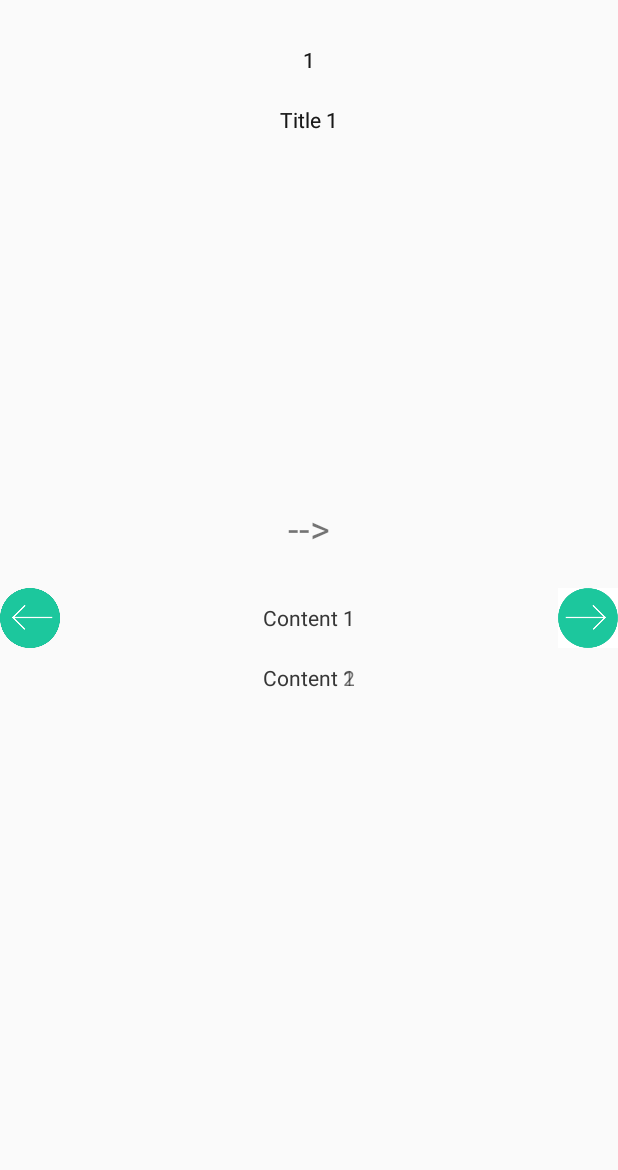
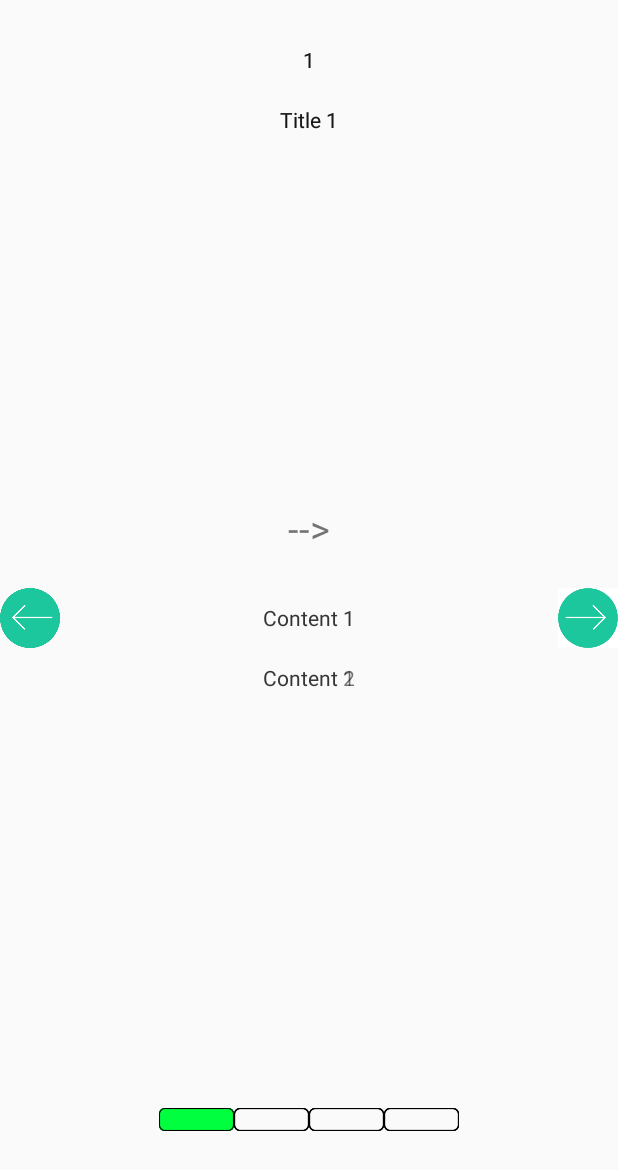
Before and after one commit to AwesomeFlax/RememberEverything, an Android app: the Gallery screen opened directly, with no data from a screen before it, on a phone screen of 412 x 824 dp. Shown: the top 1170 px of the screen. Run offline under Robolectric (Android 15) with nearby library versions, the phone set to English and light mode, and no system bars.

Commit message:
progress bar

```diff
--- a/app/src/main/java/com/example/denis/remembereverything/Gallery.java
+++ b/app/src/main/java/com/example/denis/remembereverything/Gallery.java
@@ -4,6 +4,7 @@ import android.app.Activity;
 import android.content.Intent;
 import android.os.AsyncTask;
 import android.os.Bundle;
+import android.support.annotation.Nullable;
 import android.util.Log;
 import android.view.View;
 import android.widget.ImageButton;
@@ -36,6 +37,11 @@ public class Gallery extends Activity
     int _INT_date_counter = 0;
     int _INT_translate_counter = 0;
 
+    int date_cells;
+    int translate_cells;
+    int definition_cells;
+
+
     //поля для определений
     TextView definition_counter;
     TextView definition_title;
@@ -64,6 +70,7 @@ public class Gallery extends Activity
     ImageButton translate_back;
 
     Object[] flags = new Object[10];
+    ImageView[] cells_array = new ImageView[12];
 
 
     @Override
@@ -122,15 +129,23 @@ public class Gallery extends Activity
         flags[8] = R.drawable.sweden;
         flags[9] = R.drawable.czechrepublic;
 
+        cells_array[0] = (ImageView) findViewById(R.id.cell_1);
+        cells_array[1] = (ImageView) findViewById(R.id.cell_2);
+        cells_array[2] = (ImageView) findViewById(R.id.cell_3);
+        cells_array[3] = (ImageView) findViewById(R.id.cell_4);
+        cells_array[4] = (ImageView) findViewById(R.id.cell_5);
+        cells_array[5] = (ImageView) findViewById(R.id.cell_6);
+        cells_array[6] = (ImageView) findViewById(R.id.cell_7);
+        cells_array[7] = (ImageView) findViewById(R.id.cell_8);
+        cells_array[8] = (ImageView) findViewById(R.id.cell_9);
+        cells_array[9] = (ImageView) findViewById(R.id.cell_10);
+        cells_array[10] = (ImageView) findViewById(R.id.cell_11);
+        cells_array[11] = (ImageView) findViewById(R.id.cell_12);
+
         //вкладочки
         TabHost tabs = (TabHost) findViewById(android.R.id.tabhost);
         tabs.setup();
         TabHost.TabSpec spec;
-
-        //инициализация первых записей
-        new getDefinitions().execute();
-        new getDates().execute();
-        new getTranslates().execute();
 
         //их настройка
         spec = tabs.newTabSpec("tag1");
@@ -149,6 +164,11 @@ public class Gallery extends Activity
         tabs.addTab(spec);
 
         tabs.setCurrentTab(0);
+
+        //инициализация первых записей
+        new getDefinitions().execute();
+        new getDates().execute();
+        new getTranslates().execute();
     }
 
     //счетчик, показывающий, какую запись показывать
@@ -298,6 +318,8 @@ public class Gallery extends Activity
                         {
                             definition_title.setText(fromBase64(Jasonobject.getString("term")));
                             definition_content.setText(fromBase64(Jasonobject.getString("definition")));
+                            definition_cells = Integer.valueOf(Jasonobject.getString("check"));
+                            fillAllTheCells();
                         }
 
                         local_counter++;
@@ -384,6 +406,9 @@ public class Gallery extends Activity
                         {
                             date_title.setText(fromBase64(Jasonobject.getString("term")));
                             date_content_1.setText(Jasonobject.getString("date_1"));
+                            date_cells = Integer.valueOf(Jasonobject.getString("check"));
+                            fillAllTheCells();
+
                             if (Jasonobject.getString("period").equals("1"))
                             {
                                 date_content_2.setVisibility(View.VISIBLE);
@@ -484,6 +509,8 @@ public class Gallery extends Activity
 
                             flag_1.setBackground(getResources().getDrawable((Integer) flags[Integer.valueOf(index_1)]));
                             flag_2.setBackground(getResources().getDrawable((Integer) flags[Integer.valueOf(index_2)]));
+                            translate_cells = Integer.valueOf(Jasonobject.getString("check"));
+                            fillAllTheCells();
                         }
 
                         local_counter++;
@@ -494,6 +521,48 @@ public class Gallery extends Activity
                 // TODO: handle exception
                 Log.e("log_tag", "Error! " + e.toString());
             }
+        }
+    }
+
+    public void fillAllTheCells()
+    {
+        for (int i = 0; i < 12; i++)
+            cells_array[i].setBackground(getResources().getDrawable(R.drawable.cell_empty));
+
+        for (int k = 1; k <= definition_cells; k++)
+        {
+            if (k == 1)
+                cells_array[8].setBackground(getResources().getDrawable(R.drawable.cell_full));
+            if (k == 2)
+                cells_array[9].setBackground(getResources().getDrawable(R.drawable.cell_full));
+            if (k == 3)
+                cells_array[10].setBackground(getResources().getDrawable(R.drawable.cell_full));
+            if (k == 4)
+                cells_array[11].setBackground(getResources().getDrawable(R.drawable.cell_full));
+        }
+
+        for (int k = 1; k <= translate_cells; k++)
+        {
+            if (k == 1)
+                cells_array[0].setBackground(getResources().getDrawable(R.drawable.cell_full));
+            if (k == 2)
+                cells_array[1].setBackground(getResources().getDrawable(R.drawable.cell_full));
+            if (k == 3)
+                cells_array[2].setBackground(getResources().getDrawable(R.drawable.cell_full));
+            if (k == 4)
+                cells_array[3].setBackground(getResources().getDrawable(R.drawable.cell_full));
+        }
+
+        for (int k = 1; k <= date_cells; k++)
+        {
+            if (k == 1)
+                cells_array[4].setBackground(getResources().getDrawable(R.drawable.cell_full));
+            if (k == 2)
+                cells_array[5].setBackground(getResources().getDrawable(R.drawable.cell_full));
+            if (k == 3)
+                cells_array[6].setBackground(getResources().getDrawable(R.drawable.cell_full));
+            if (k == 4)
+                cells_array[7].setBackground(getResources().getDrawable(R.drawable.cell_full));
         }
     }
 
--- a/app/src/main/res/layout/activity_gallery.xml
+++ b/app/src/main/res/layout/activity_gallery.xml
@@ -19,6 +19,188 @@
             android:id="@android:id/tabcontent"
             android:layout_width="match_parent"
             android:layout_height="match_parent">
+
+            <LinearLayout
+                android:id="@+id/tab1"
+                android:layout_width="match_parent"
+                android:layout_height="match_parent"
+                android:orientation="horizontal">
+
+                <ImageButton
+                    style="@style/AppTheme"
+                    android:layout_width="60dp"
+                    android:layout_height="40dp"
+                    android:id="@+id/definition_back"
+                    android:layout_weight="1"
+                    android:layout_gravity="center_vertical"
+                    android:background="@drawable/back_btn"/>
+
+                <FrameLayout
+                    android:layout_width="match_parent"
+                    android:layout_height="match_parent"
+                    android:layout_weight="4">
+
+                    <TextView
+                        android:layout_width="wrap_content"
+                        android:layout_height="wrap_content"
+                        android:text="1"
+                        android:id="@+id/definition_counter"
+                        android:layout_gravity="center_horizontal|top"
+                        android:layout_marginTop="30dp"/>
+
+                    <TextView
+                        android:layout_width="wrap_content"
+                        android:layout_height="wrap_content"
+                        android:id="@+id/definition_title"
+                        android:layout_gravity="center_horizontal|top"
+                        android:layout_marginTop="70dp"
+                        android:text="Title 1"/>
+
+                    <TextView
+                        android:layout_width="wrap_content"
+                        android:layout_height="wrap_content"
+                        android:text="Content 1"
+                        android:id="@+id/definition_content"
+                        android:layout_gravity="center"/>
+
+                    <LinearLayout
+                        android:orientation="horizontal"
+                        android:layout_width="wrap_content"
+                        android:layout_height="wrap_content"
+                        android:layout_gravity="center_horizontal|bottom"
+                        android:layout_marginBottom="70dp">
+
+                        <ImageView
+                            android:layout_width="50dp"
+                            android:layout_height="15dp"
+                            android:id="@+id/cell_9"
+                            android:background="@drawable/cell_full"/>
+
+                        <ImageView
+                            android:layout_width="50dp"
+                            android:layout_height="15dp"
+                            android:id="@+id/cell_10"
+                            android:background="@drawable/cell_empty"/>
+
+                        <ImageView
+                            android:layout_width="50dp"
+                            android:layout_height="15dp"
+                            android:id="@+id/cell_11"
+                            android:background="@drawable/cell_empty"/>
+
+                        <ImageView
+                            android:layout_width="50dp"
+                            android:layout_height="15dp"
+                            android:id="@+id/cell_12"
+                            android:background="@drawable/cell_empty"/>
+                    </LinearLayout>
+
+                </FrameLayout>
+
+                <ImageButton
+                    style="@style/AppTheme"
+                    android:layout_width="60dp"
+                    android:layout_height="40dp"
+                    android:id="@+id/definition_next"
+                    android:layout_weight="1"
+                    android:layout_gravity="center_vertical"
+                    android:background="@drawable/next_btn"/>
+            </LinearLayout>
+
+            <LinearLayout
+                android:id="@+id/tab2"
+                android:layout_width="match_parent"
+                android:layout_height="match_parent"
+                android:orientation="horizontal">
+
+                <ImageButton
+                    style="@style/AppTheme"
+                    android:layout_width="60dp"
+                    android:layout_height="40dp"
+                    android:id="@+id/date_back"
+                    android:layout_weight="1"
+                    android:layout_gravity="center_vertical"
+                    android:background="@drawable/back_btn"/>
+
+                <FrameLayout
+                    android:layout_width="match_parent"
+                    android:layout_height="match_parent"
+                    android:layout_weight="4">
+
+                    <TextView
+                        android:layout_width="wrap_content"
+                        android:layout_height="wrap_content"
+                        android:text="1"
+                        android:id="@+id/date_counter"
+                        android:layout_gravity="center_horizontal|top"
+                        android:layout_marginTop="30dp"/>
+
+                    <TextView
+                        android:layout_width="wrap_content"
+                        android:layout_height="wrap_content"
+                        android:id="@+id/date_title"
+                        android:layout_gravity="center_horizontal|top"
+                        android:layout_marginTop="70dp"
+                        android:text="Title 1"/>
+
+                    <TextView
+                        android:layout_width="wrap_content"
+                        android:layout_height="wrap_content"
+                        android:text="Content 1"
+                        android:id="@+id/date_content_1"
+                        android:layout_gravity="center"/>
+
+                    <TextView
+                        android:layout_width="wrap_content"
+                        android:layout_height="wrap_content"
+                        android:text="Content 2"
+                        android:id="@+id/date_content_2"
+                        android:layout_gravity="center"
+                        android:layout_marginTop="40dp"/>
+
+                    <LinearLayout
+                        android:orientation="horizontal"
+                        android:layout_width="wrap_content"
+                        android:layout_height="wrap_content"
+                        android:layout_gravity="center_horizontal|bottom"
+                        android:layout_marginBottom="70dp">
+
+                        <ImageView
+                            android:layout_width="50dp"
+                            android:layout_height="15dp"
+                            android:id="@+id/cell_5"
+                            android:background="@drawable/cell_full"/>
+
+                        <ImageView
+                            android:layout_width="50dp"
+                            android:layout_height="15dp"
+                            android:id="@+id/cell_6"
+                            android:background="@drawable/cell_empty"/>
+
+                        <ImageView
+                            android:layout_width="50dp"
+                            android:layout_height="15dp"
+                            android:id="@+id/cell_7"
+                            android:background="@drawable/cell_empty"/>
+
+                        <ImageView
+                            android:layout_width="50dp"
+                            android:layout_height="15dp"
+                            android:id="@+id/cell_8"
+                            android:background="@drawable/cell_empty"/>
+                    </LinearLayout>
+
+                </FrameLayout>
+
+                <ImageButton
+                    style="@style/AppTheme"
+                    android:layout_width="60dp"
+                    android:layout_height="40dp"
+                    android:id="@+id/date_next"
+                    android:layout_weight="1"
+                    android:layout_gravity="center_vertical"
+                    android:background="@drawable/next_btn"/>
+            </LinearLayout>
 
             <LinearLayout
                 android:id="@+id/tab3"
@@ -91,6 +273,38 @@
                         android:textSize="25dp"
                         android:layout_marginBottom="60dp"/>
 
+                    <LinearLayout
+                        android:orientation="horizontal"
+                        android:layout_width="wrap_content"
+                        android:layout_height="wrap_content"
+                        android:layout_gravity="center_horizontal|bottom"
+                        android:layout_marginBottom="70dp">
+
+                        <ImageView
+                            android:layout_width="50dp"
+                            android:layout_height="15dp"
+                            android:id="@+id/cell_1"
+                            android:background="@drawable/cell_full"/>
+
+                        <ImageView
+                            android:layout_width="50dp"
+                            android:layout_height="15dp"
+                            android:id="@+id/cell_2"
+                            android:background="@drawable/cell_empty"/>
+
+                        <ImageView
+                            android:layout_width="50dp"
+                            android:layout_height="15dp"
+                            android:id="@+id/cell_3"
+                            android:background="@drawable/cell_empty"/>
+
+                        <ImageView
+                            android:layout_width="50dp"
+                            android:layout_height="15dp"
+                            android:id="@+id/cell_4"
+                            android:background="@drawable/cell_empty"/>
+                    </LinearLayout>
+
                 </FrameLayout>
 
                 <ImageButton
@@ -103,124 +317,6 @@
                     android:background="@drawable/next_btn"/>
             </LinearLayout>
 
-            <LinearLayout
-                android:id="@+id/tab2"
-                android:layout_width="match_parent"
-                android:layout_height="match_parent"
-                android:orientation="horizontal">
-
-                <ImageButton
-                    style="@style/AppTheme"
-                    android:layout_width="60dp"
-                    android:layout_height="40dp"
-                    android:id="@+id/date_back"
-                    android:layout_weight="1"
-                    android:layout_gravity="center_vertical"
-                    android:background="@drawable/back_btn"/>
-
-                <FrameLayout
-                    android:layout_width="match_parent"
-                    android:layout_height="match_parent"
-                    android:layout_weight="4">
-
-                    <TextView
-                        android:layout_width="wrap_content"
-                        android:layout_height="wrap_content"
-                        android:text="1"
-                        android:id="@+id/date_counter"
-                        android:layout_gravity="center_horizontal|top"
-                        android:layout_marginTop="30dp"/>
-
-                    <TextView
-                        android:layout_width="wrap_content"
-                        android:layout_height="wrap_content"
-                        android:id="@+id/date_title"
-                        android:layout_gravity="center_horizontal|top"
-                        android:layout_marginTop="70dp"
-                        android:text="Title 1"/>
-
-                    <TextView
-                        android:layout_width="wrap_content"
-                        android:layout_height="wrap_content"
-                        android:text="Content 1"
-                        android:id="@+id/date_content_1"
-                        android:layout_gravity="center"/>
-
-                    <TextView
-                        android:layout_width="wrap_content"
-                        android:layout_height="wrap_content"
-                        android:text="Content 2"
-                        android:id="@+id/date_content_2"
-                        android:layout_gravity="center"
-                        android:layout_marginTop="40dp"/>
-
-                </FrameLayout>
-
-                <ImageButton
-                    style="@style/AppTheme"
-                    android:layout_width="60dp"
-                    android:layout_height="40dp"
-                    android:id="@+id/date_next"
-                    android:layout_weight="1"
-                    android:layout_gravity="center_vertical"
-                    android:background="@drawable/next_btn"/>
-            </LinearLayout>
-
-            <LinearLayout
-                android:id="@+id/tab1"
-                android:layout_width="match_parent"
-                android:layout_height="match_parent"
-                android:orientation="horizontal">
-
-                <ImageButton
-                    style="@style/AppTheme"
-                    android:layout_width="60dp"
-                    android:layout_height="40dp"
-                    android:id="@+id/definition_back"
-                    android:layout_weight="1"
-                    android:layout_gravity="center_vertical"
-                    android:background="@drawable/back_btn"/>
-
-                <FrameLayout
-                    android:layout_width="match_parent"
-                    android:layout_height="match_parent"
-                    android:layout_weight="4">
-
-                    <TextView
-                        android:layout_width="wrap_content"
-                        android:layout_height="wrap_content"
-                        android:text="1"
-                        android:id="@+id/definition_counter"
-                        android:layout_gravity="center_horizontal|top"
-                        android:layout_marginTop="30dp"/>
-
-                    <TextView
-                        android:layout_width="wrap_content"
-                        android:layout_height="wrap_content"
-                        android:id="@+id/definition_title"
-                        android:layout_gravity="center_horizontal|top"
-                        android:layout_marginTop="70dp"
-                        android:text="Title 1"/>
-
-                    <TextView
-                        android:layout_width="wrap_content"
-                        android:layout_height="wrap_content"
-                        android:text="Content 1"
-                        android:id="@+id/definition_content"
-                        android:layout_gravity="center"/>
-
-                </FrameLayout>
-
-                <ImageButton
-                    style="@style/AppTheme"
-                    android:layout_width="60dp"
-                    android:layout_height="40dp"
-                    android:id="@+id/definition_next"
-                    android:layout_weight="1"
-                    android:layout_gravity="center_vertical"
-                    android:background="@drawable/next_btn"/>
-            </LinearLayout>
-
         </FrameLayout>
 
     </LinearLayout>
```
Also changed, not shown: app/src/main/res/drawable/cell_empty.png (added), app/src/main/res/drawable/cell_full.png (added).
